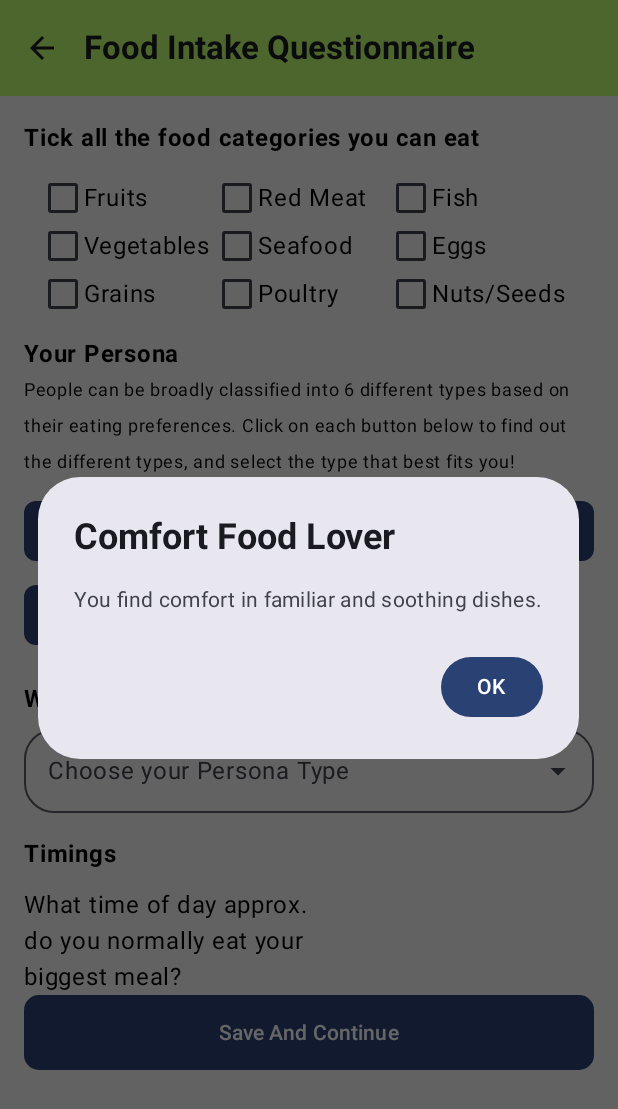
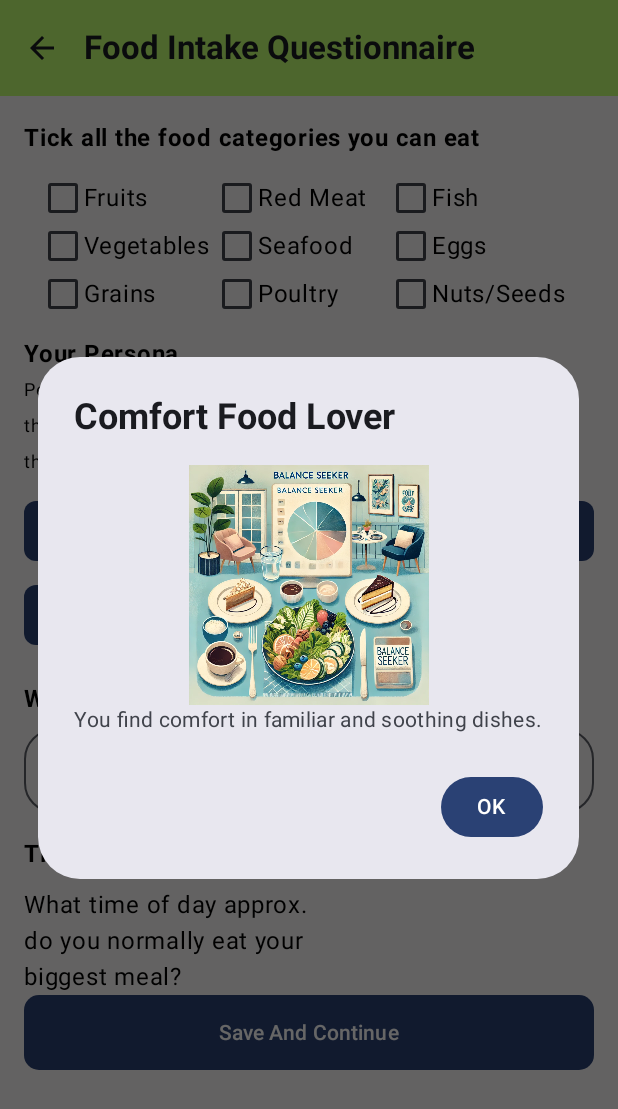
Before and after one commit to bhowmikdham/Nutritrack, an Android app built with Jetpack Compose: the Questionnaire screen opened directly, with no data from a screen before it, after a tap on "Balance Seeker", on a phone screen of 412 x 824 dp. Shown: the top 1109 px of the screen. Run offline under Robolectric (Android 15) with nearby library versions, the phone set to English and light mode, and no system bars.

Commit message:
MainActivity: Added name/stduent_id to the bottom Login: Added Input Validation and a error popup when the input is not resolved Questionnaire : Added image to the balance seeker modal, all images to be implemented in the future.

```diff
--- a/app/src/main/java/com/fit2081/nutritrack/Questionnaire.kt
+++ b/app/src/main/java/com/fit2081/nutritrack/Questionnaire.kt
@@ -5,6 +5,7 @@ import android.os.Bundle
 import androidx.activity.ComponentActivity
 import androidx.activity.compose.setContent
 import androidx.activity.enableEdgeToEdge
+import androidx.compose.foundation.Image
 import androidx.compose.foundation.clickable
 import androidx.compose.foundation.layout.*
 import androidx.compose.foundation.shape.RoundedCornerShape
@@ -33,7 +34,9 @@ import androidx.compose.runtime.setValue
 import androidx.compose.ui.Alignment
 import androidx.compose.ui.Modifier
 import androidx.compose.ui.graphics.Color
+import androidx.compose.ui.layout.ContentScale
 import androidx.compose.ui.platform.LocalContext
+import androidx.compose.ui.res.painterResource
 import androidx.compose.ui.text.font.FontWeight
 import androidx.compose.ui.tooling.preview.Preview
 import androidx.compose.ui.unit.dp
@@ -398,7 +401,19 @@ class Questionnaire : ComponentActivity() {
                 AlertDialog(
                     onDismissRequest = { showComfortDialog = false },
                     title = { Text("Comfort Food Lover", fontWeight = FontWeight.Bold) },
-                    text = { Text("You find comfort in familiar and soothing dishes.") },
+                    text = {
+                        Column(
+                            verticalArrangement = Arrangement.Center,
+                            horizontalAlignment = Alignment.CenterHorizontally,
+                        ) {
+                            Image(
+                                painter = painterResource(id = R.drawable.persona_4),
+                                contentDescription = "Balance Seeker",
+                                contentScale = ContentScale.Fit,
+                                modifier = Modifier
+                                    .height(160.dp)
+                            )
+                        Text("You find comfort in familiar and soothing dishes.") }},
                     confirmButton = {
                         Button(onClick = { showComfortDialog = false }) {
                             Text("OK")
```
Also changed, not shown: app/src/main/java/com/fit2081/nutritrack/Dashboard.kt (+6 -3 lines), app/src/main/java/com/fit2081/nutritrack/Login.kt (+23 -4 lines), app/src/main/java/com/fit2081/nutritrack/MainActivity.kt (+10 -3 lines), app/src/main/res/drawable/persona_1.webp (added), app/src/main/res/drawable/persona_2.webp (added), app/src/main/res/drawable/persona_3.webp (added), app/src/main/res/drawable/persona_4.webp (added), app/src/main/res/drawable/persona_5.webp (added), app/src/main/res/drawable/persona_6.webp (added).
